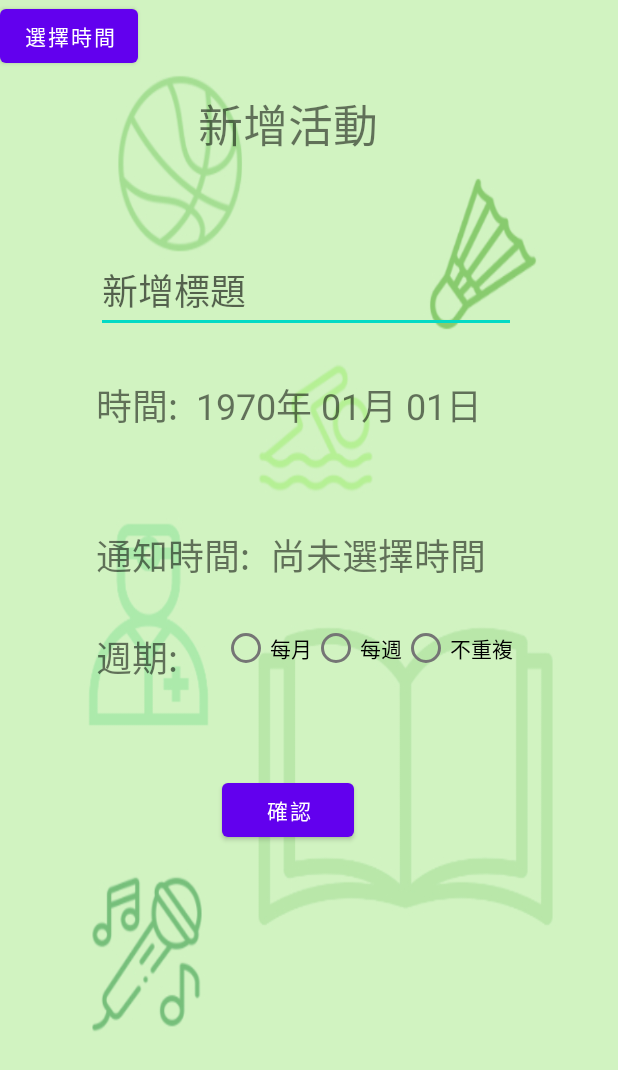
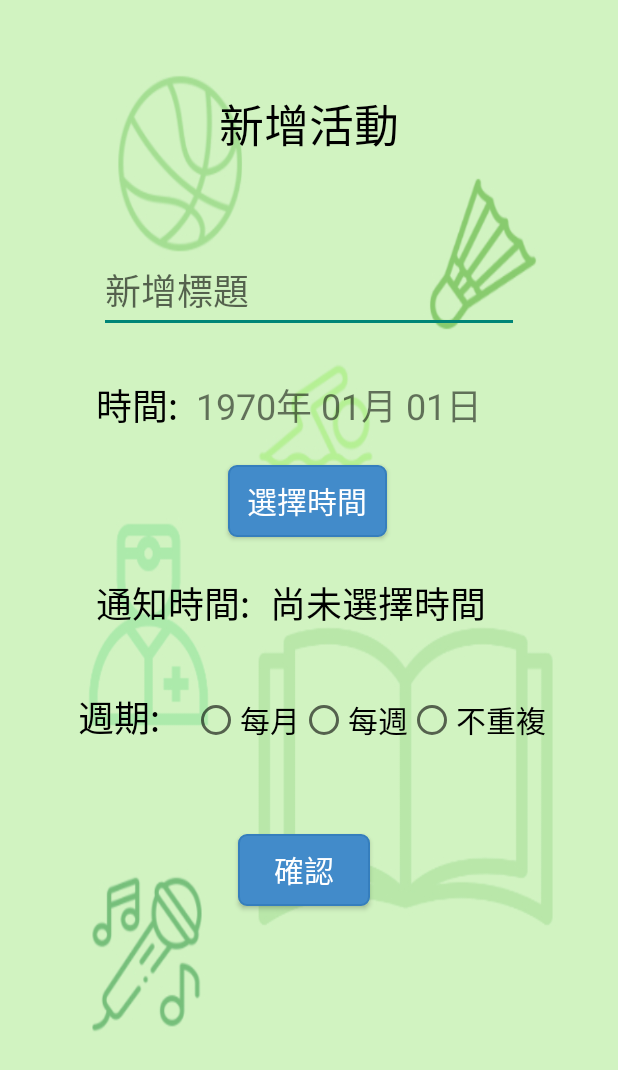
Before and after one commit to HappyGroupHub/TimeManagementMaster, an Android app: the ActivityCalendar screen opened directly, with no data from a screen before it, after a tap on "新增活動", on a phone screen of 412 x 824 dp. Shown: the top 1070 px of the screen. Run offline under Robolectric (Android 15) with nearby library versions, the phone set to English and light mode, and no system bars; libraries missing offline, so code that uses them is left out: com.applandeo.materialcalendarview; 2 statements that could not run were skipped.

Commit message:
Update(Kyle) - add clock icon, function of hidden, change color when pressing button

```diff
--- a/app/build.gradle
+++ b/app/build.gradle
@@ -22,6 +22,7 @@ android {
             proguardFiles getDefaultProguardFile('proguard-android-optimize.txt'), 'proguard-rules.pro'
         }
     }
+
     compileOptions {
         sourceCompatibility JavaVersion.VERSION_1_8
         targetCompatibility JavaVersion.VERSION_1_8
@@ -43,9 +44,9 @@ dependencies {
     implementation 'androidx.legacy:legacy-support-v4:1.0.0'
     implementation 'androidx.navigation:navigation-fragment-ktx:2.3.5'
     implementation 'androidx.navigation:navigation-ui-ktx:2.3.5'
+    implementation 'com.applandeo:material-calendar-view:1.7.0'
     testImplementation 'junit:junit:4.+'
     androidTestImplementation 'androidx.test.ext:junit:1.1.3'
     androidTestImplementation 'androidx.test.espresso:espresso-core:3.4.0'
-    implementation 'com.applandeo:material-calendar-view:1.7.0'
 
 }
--- a/app/src/main/java/com/gmail/chiyc88/timemanagementmaster/ActivityCalendar.kt
+++ b/app/src/main/java/com/gmail/chiyc88/timemanagementmaster/ActivityCalendar.kt
@@ -3,13 +3,15 @@ package com.gmail.chiyc88.timemanagementmaster
 import android.app.Activity
 import android.app.ProgressDialog
 import android.content.Intent
+import android.content.res.Resources
 import android.os.Bundle
 import android.widget.Button
 import android.widget.ImageButton
 import android.widget.TextView
 import androidx.appcompat.app.AppCompatActivity
+import androidx.core.content.res.ResourcesCompat
+import java.util.*
 import com.applandeo.materialcalendarview.EventDay
-import java.util.*
 
 class ActivityCalendar : AppCompatActivity() {
 
@@ -24,7 +26,7 @@ class ActivityCalendar : AppCompatActivity() {
                     calendar.time = calendar.time
                     val event: MutableList<EventDay> = ArrayList()
                     /**在event陣列中新增一個元素 */
-                    event.add(EventDay(calendar, R.drawable.textview_border))
+                    event.add(EventDay(calendar, R.drawable.clock))
                     runOnUiThread {
                         /**刷新介面 */
                         calendarView.setEvents(event)
--- a/app/src/main/java/com/gmail/chiyc88/timemanagementmaster/MainActivity.kt
+++ b/app/src/main/java/com/gmail/chiyc88/timemanagementmaster/MainActivity.kt
@@ -10,6 +10,7 @@ import android.os.Build
 import androidx.appcompat.app.AppCompatActivity
 import android.os.Bundle
 import android.widget.ImageButton
+import android.widget.LinearLayout
 import android.widget.TextClock
 import android.widget.TextView
 import org.w3c.dom.Text
@@ -40,14 +41,14 @@ class MainActivity : AppCompatActivity() {
         val eventName = preferences.getString("eventName", "")
         val date = preferences.getString("date", "")
         val time = preferences.getString("time", "")
-        val wt_notice=preferences.getString("notice","")
+        val wt_notice =preferences.getString("notice","")
         val voice=preferences.getString("voice","")
         val pureTimeDate = preferences.getString("pureTimeDate", "")
 
 //        if (eventName != null) {
 //            if (!eventName.isEmpty()) {
                 tv_event.text =
-                    "活動名稱: $eventName\n時間: $date $time"
+                    "活動名稱: $eventName\n時間:\n$date $time"
 //            }
 //        }
 
--- /dev/null
+++ b/app/src/main/res/drawable/button_view.xml
@@ -0,0 +1,25 @@
+<?xml version="1.0" encoding="utf-8"?>
+<selector xmlns:android="http://schemas.android.com/apk/res/android">
+
+
+
+    <item android:state_pressed="true"><shape>
+        <solid android:color="#187743" />
+        <stroke android:width="1dp" android:color="#ff357ebd" />
+        <corners android:radius="5dp"/>
+    </shape></item>
+
+    <item android:state_enabled="false"><shape>
+        <solid android:color="#d4e5f3" />
+        <stroke android:width="1dp" android:color="#a5357ebd" />
+        <corners android:radius="5dp"/>
+    </shape></item>
+
+
+    <item><shape>
+        <solid android:color="#ff428bca" />
+        <stroke android:width="1dp" android:color="#ff357ebd" />
+        <corners android:radius="5dp"/>
+    </shape></item>
+
+</selector>
--- a/app/src/main/res/drawable/textview_border.xml
+++ /dev/null
@@ -1,23 +0,0 @@
-<?xml version="1.0" encoding="utf-8"?>
-<shape
-    xmlns:android="http://schemas.android.com/apk/res/android"
-    android:shape="rectangle">
-    <solid android:color="#0000ff" />
-    <stroke
-        android:width="1dip"
-        android:color="#000000" />
-    <corners android:radius="3dp" />
-    <padding
-        android:bottom="5dp"
-        android:left="5dp"
-        android:right="5dp"
-        android:top="5dp" />
-    <gradient
-        android:angle="270"
-        android:startColor="#13C7AF" />
-    <corners
-        android:bottomLeftRadius="200dp"
-        android:bottomRightRadius="200dp"
-        android:topLeftRadius="200dp"
-        android:topRightRadius="200dp" />
-</shape>
--- a/app/src/main/res/layout/activity_add_event.xml
+++ b/app/src/main/res/layout/activity_add_event.xml
@@ -5,16 +5,21 @@
     android:layout_width="match_parent"
     android:layout_height="match_parent"
     android:background="@drawable/addbackground"
-    tools:context=".ActivityAddEvent">
+    tools:context=".ActivityAddEvent"
+    tools:layout_editor_absoluteX="3dp"
+    tools:layout_editor_absoluteY="32dp">
 
     <TextView
         android:id="@+id/tv_title"
         android:layout_width="wrap_content"
         android:layout_height="wrap_content"
-        android:layout_marginStart="132dp"
+        android:layout_marginStart="8dp"
         android:layout_marginTop="60dp"
+        android:layout_marginEnd="8dp"
         android:text="新增活動"
+        android:textColor="@color/black"
         android:textSize="30sp"
+        app:layout_constraintEnd_toEndOf="parent"
         app:layout_constraintStart_toStartOf="parent"
         app:layout_constraintTop_toTopOf="parent" />
 
@@ -22,12 +27,14 @@
         android:id="@+id/et_eventName"
         android:layout_width="wrap_content"
         android:layout_height="wrap_content"
-        android:layout_marginStart="64dp"
+        android:layout_marginStart="32dp"
         android:layout_marginTop="60dp"
+        android:layout_marginEnd="32dp"
         android:ems="10"
         android:hint="新增標題"
         android:inputType="textPersonName"
         android:textSize="24sp"
+        app:layout_constraintEnd_toEndOf="parent"
         app:layout_constraintStart_toStartOf="parent"
         app:layout_constraintTop_toBottomOf="@+id/tv_title" />
 
@@ -38,6 +45,7 @@
         android:layout_marginStart="64dp"
         android:layout_marginTop="252dp"
         android:text="時間:"
+        android:textColor="@color/black"
         android:textSize="24sp"
         app:layout_constraintStart_toStartOf="parent"
         app:layout_constraintTop_toTopOf="parent" /><![CDATA[
@@ -45,58 +53,23 @@
     app:layout_constraintTop_toTopOf="parent"
     tools:ignore="TouchTargetSizeCheck" />
 
+
+
     ]]>
-
-    <TextView
-        android:id="@+id/tv_frequency"
-        android:layout_width="wrap_content"
-        android:layout_height="wrap_content"
-        android:layout_marginStart="64dp"
-        android:layout_marginTop="420dp"
-        android:text="週期:"
-        android:textSize="24sp"
-        app:layout_constraintStart_toStartOf="parent"
-        app:layout_constraintTop_toTopOf="parent" />
 
     <TextView
         android:id="@+id/tv_noticeTime"
         android:layout_width="wrap_content"
         android:layout_height="wrap_content"
         android:layout_marginStart="64dp"
-        android:layout_marginTop="352dp"
+        android:layout_marginTop="384dp"
         android:text="通知時間:"
+        android:textColor="@color/black"
         android:textSize="24sp"
         app:layout_constraintStart_toStartOf="parent"
-        app:layout_constraintTop_toTopOf="parent" />
+        app:layout_constraintTop_toTopOf="parent" /><![CDATA[
 
-    <RadioGroup
-        android:id="@+id/radioGroup"
-        android:layout_width="216dp"
-        android:layout_height="64dp"
-        android:layout_marginStart="148dp"
-        android:layout_marginTop="408dp"
-        android:orientation="horizontal"
-        app:layout_constraintStart_toStartOf="parent"
-        app:layout_constraintTop_toTopOf="parent">
 
-        <RadioButton
-            android:id="@+id/rb_month"
-            android:layout_width="wrap_content"
-            android:layout_height="wrap_content"
-            android:text="每月" />
-
-        <RadioButton
-            android:id="@+id/rb_week"
-            android:layout_width="wrap_content"
-            android:layout_height="wrap_content"
-            android:text="每週" />
-
-        <RadioButton
-            android:id="@+id/rb_noRepeat"
-            android:layout_width="83dp"
-            android:layout_height="wrap_content"
-            android:text="不重複" />
-    </RadioGroup><![CDATA[
 
 
     app:layout_constraintStart_toStartOf="parent"
@@ -120,28 +93,92 @@
 
 
 
+
+
+
+
     ]]>
+
+    <RadioGroup
+        android:id="@+id/radioGroup"
+        android:layout_width="wrap_content"
+        android:layout_height="64dp"
+        android:layout_marginStart="16dp"
+        android:layout_marginTop="448dp"
+        android:layout_marginEnd="18dp"
+        android:orientation="horizontal"
+        app:layout_constraintEnd_toEndOf="parent"
+        app:layout_constraintStart_toEndOf="@+id/tv_frequency"
+        app:layout_constraintTop_toTopOf="parent">
+
+        <RadioButton
+            android:id="@+id/rb_month"
+            android:layout_width="wrap_content"
+            android:layout_height="wrap_content"
+            android:layout_weight="1"
+            android:text="每月"
+            android:textSize="20sp"
+            tools:layout_editor_absoluteX="119dp"
+            tools:layout_editor_absoluteY="464dp" />
+
+        <RadioButton
+            android:id="@+id/rb_week"
+            android:layout_width="wrap_content"
+            android:layout_height="wrap_content"
+            android:layout_weight="1"
+            android:text="每週"
+            android:textSize="20sp"
+            tools:layout_editor_absoluteX="191dp"
+            tools:layout_editor_absoluteY="464dp" />
+
+        <RadioButton
+            android:id="@+id/rb_noRepeat"
+            android:layout_width="117dp"
+            android:layout_height="match_parent"
+            android:layout_weight="1"
+            android:text="不重複"
+            android:textSize="20sp"
+            tools:layout_editor_absoluteX="264dp"
+            tools:layout_editor_absoluteY="448dp" />
+    </RadioGroup>
+
+    <Button
+        android:id="@+id/btn_done"
+        style="@style/btn_primary"
+        android:layout_width="wrap_content"
+        android:layout_height="wrap_content"
+        android:layout_marginStart="24dp"
+        android:layout_marginTop="44dp"
+        android:layout_marginEnd="24dp"
+        android:text="確認"
+        app:layout_constraintEnd_toEndOf="parent"
+        app:layout_constraintHorizontal_bias="0.487"
+        app:layout_constraintStart_toStartOf="parent"
+        app:layout_constraintTop_toBottomOf="@+id/radioGroup" />
+
+    <TextView
+        android:id="@+id/tv_frequency"
+        android:layout_width="wrap_content"
+        android:layout_height="wrap_content"
+        android:layout_marginStart="52dp"
+        android:layout_marginTop="460dp"
+        android:text="週期:"
+        android:textColor="@color/black"
+        android:textSize="24sp"
+        app:layout_constraintStart_toStartOf="parent"
+        app:layout_constraintTop_toTopOf="parent" />
 
     <TextView
         android:id="@+id/tv_time"
         android:layout_width="wrap_content"
         android:layout_height="wrap_content"
         android:layout_marginStart="180dp"
-        android:layout_marginTop="352dp"
+        android:layout_marginTop="384dp"
         android:text="尚未選擇時間"
+        android:textColor="@color/black"
         android:textSize="24sp"
         app:layout_constraintStart_toStartOf="parent"
         app:layout_constraintTop_toTopOf="parent" />
-
-    <Button
-        android:id="@+id/btn_done"
-        android:layout_width="wrap_content"
-        android:layout_height="wrap_content"
-        android:layout_marginStart="148dp"
-        android:layout_marginTop="44dp"
-        android:text="確認"
-        app:layout_constraintStart_toStartOf="parent"
-        app:layout_constraintTop_toBottomOf="@+id/radioGroup" />
 
     <TextView
         android:id="@+id/tv_selectedDate"
@@ -155,10 +192,16 @@
 
     <Button
         android:id="@+id/btn_selectTime"
-        android:layout_width="wrap_content"
+        style="@style/btn_primary"
+        android:layout_width="106dp"
         android:layout_height="wrap_content"
+        android:layout_marginStart="32dp"
+        android:layout_marginTop="310dp"
+        android:layout_marginEnd="32dp"
         android:text="選擇時間"
-        tools:layout_editor_absoluteX="287dp"
-        tools:layout_editor_absoluteY="305dp" />
+        app:layout_constraintEnd_toEndOf="parent"
+        app:layout_constraintHorizontal_bias="0.497"
+        app:layout_constraintStart_toStartOf="parent"
+        app:layout_constraintTop_toTopOf="parent" />
 
 </androidx.constraintlayout.widget.ConstraintLayout>
--- a/app/src/main/res/layout/activity_calendar.xml
+++ b/app/src/main/res/layout/activity_calendar.xml
@@ -65,6 +65,7 @@
 
     <Button
         android:id="@+id/btn_addEvent"
+        style="@style/btn_primary"
         android:layout_width="wrap_content"
         android:layout_height="wrap_content"
         android:layout_marginStart="288dp"
--- a/app/src/main/res/values/strings.xml
+++ b/app/src/main/res/values/strings.xml
@@ -40,4 +40,6 @@
     <string name="material_calendar_positive_button">確認</string>
     <string name="material_calendar_negative_button">取消</string>
 
+
+
 </resources>
--- /dev/null
+++ b/app/src/main/res/values/style.xml
@@ -0,0 +1,12 @@
+<?xml version="1.0" encoding="utf-8"?>
+<resources>
+
+    <style name="btn_primary" parent="@android:style/Widget.Button">
+        <item name="android:textSize">20sp</item>
+        <item name="android:textColor">#FFFFFF</item>
+        <item name="android:gravity">center</item>
+        <item name="android:background">@drawable/button_view</item>
+<!--        <item name="android:padding">5dip</item>-->
+    </style>
+
+</resources>
--- a/app/src/main/res/values/themes.xml
+++ b/app/src/main/res/values/themes.xml
@@ -1,6 +1,6 @@
 <resources xmlns:tools="http://schemas.android.com/tools">
     <!-- Base application theme. -->
-    <style name="Theme.TimeManagementMaster" parent="Theme.MaterialComponents.DayNight.DarkActionBar">
+    <style name="Theme.TimeManagementMaster" parent="Theme.MaterialComponents.DayNight.DarkActionBar.Bridge">
         <!-- Primary brand color. -->
         <item name="colorPrimary">@color/purple_500</item>
         <item name="colorPrimaryVariant">@color/purple_700</item>
```
Also changed, not shown: app/src/main/java/com/gmail/chiyc88/timemanagementmaster/ActivityAddEvent.kt (+6 -2 lines), app/src/main/java/com/gmail/chiyc88/timemanagementmaster/ActivitySettings.kt (+15 -4 lines), app/src/main/res/drawable/rectangle_view.xml (added, +29 -0 lines), app/src/main/res/layout/activity_main.xml (+37 -18 lines), app/src/main/res/layout/activity_settings.xml (+32 -19 lines), app/src/main/res/drawable/clock.png (added).
